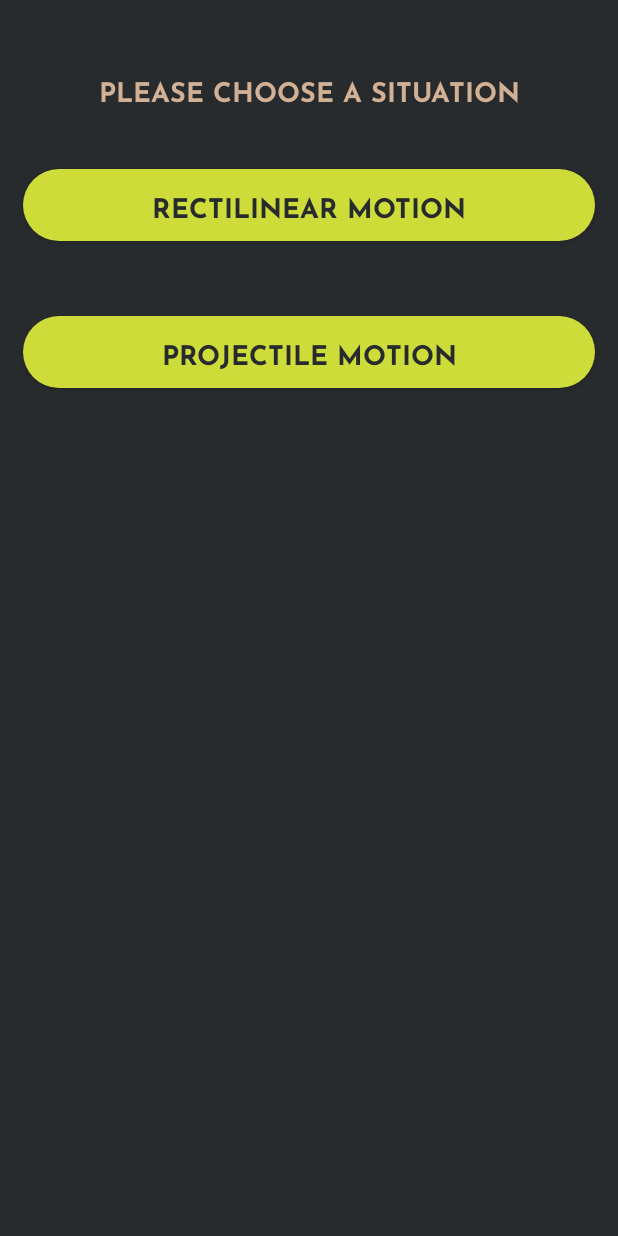
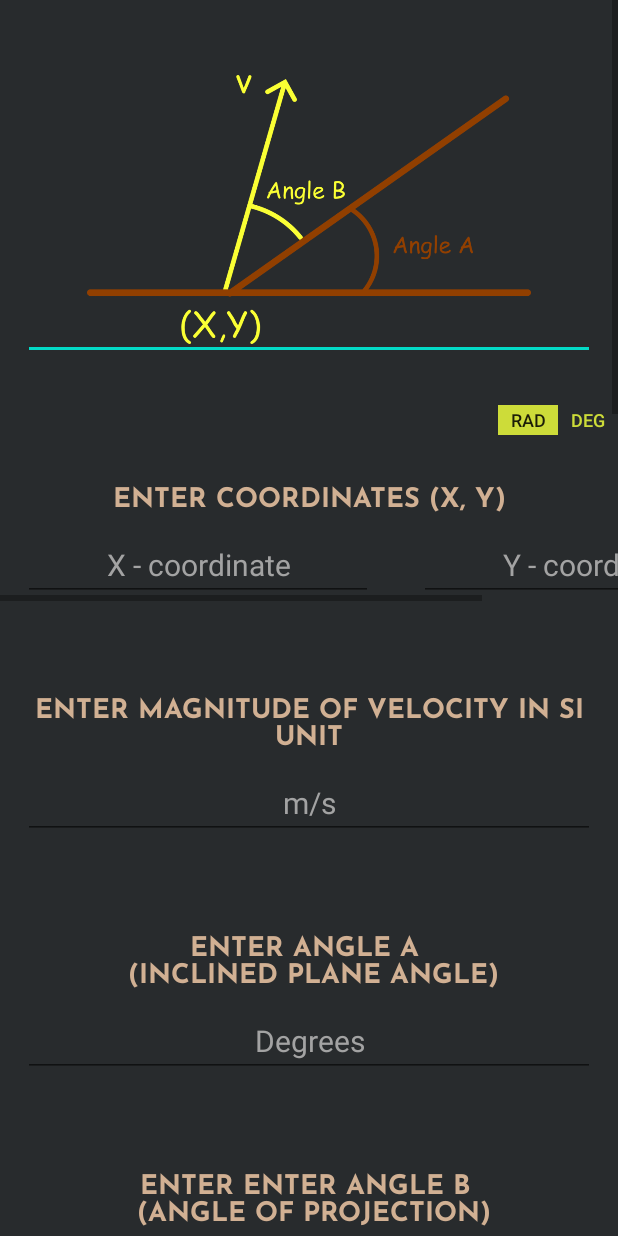
Before and after one commit to NoRancidIntentions/Physics-Mate, an Android app built with Jetpack Compose: the Kinematics screen opened directly, with no data from a screen before it, after a tap on "PROJECTILE MOTION", on a phone screen of 412 x 824 dp. Run offline under Robolectric (Android 15) with nearby library versions, the phone set to English and light mode, and no system bars; libraries missing offline, so code that uses them is left out: com.airbnb.paris, com.github.mikephil.charting, de.lab4inf.math, io.github.kexanie.library, org.matheclipse.core and 1 more; plain views replace LineChart; 4 statements that could not run were skipped.

Commit message:
KE projectile layout set

```diff
--- a/app/src/main/AndroidManifest.xml
+++ b/app/src/main/AndroidManifest.xml
@@ -19,7 +19,7 @@
             android:theme="@style/Theme.PhysicsMate"
             tools:targetApi="q">
         <activity
-                android:name=".KE_projectile"
+                android:name=".activities.physics.Kinematics$KE_projectile"
                 android:exported="false"/>
         <activity
                 android:name=".ObliqeCollisionMenu"
@@ -304,9 +304,6 @@
                 android:name=".activities.physics.Kinematics$KE1$KE1_1"
                 android:exported="true"/>
         <activity
-                android:name=".activities.physics.Kinematics$KE2"
-                android:exported="true"/>
-        <activity
                 android:name=".activities.physics.Kinematics$KE1"
                 android:exported="true"/>
         <activity
--- a/app/src/main/java/com/example/physicsmate/activities/physics/Kinematics.java
+++ b/app/src/main/java/com/example/physicsmate/activities/physics/Kinematics.java
@@ -7,6 +7,8 @@ import android.view.View;
 import android.widget.*;
 import androidx.appcompat.app.AppCompatActivity;
 import com.example.physicsmate.R;
+import com.example.physicsmate.ui.main.RadDegSwitchInitializer;
+import com.example.physicsmate.ui.main.custom_keyboard1_initializer;
 import com.github.mikephil.charting.charts.LineChart;
 import com.github.mikephil.charting.data.Entry;
 import org.jetbrains.annotations.NotNull;
@@ -662,13 +664,71 @@ public class Kinematics extends AppCompatActivity {
 
     public static class KE_projectile extends AppCompatActivity {
 
+        ScrollView sv;
+        custom_keyboard1_initializer customKeyboard;
+
+        @Override
+        public void onBackPressed() {
+            //if system back btn is pressed, and if keyboard is visible, hide it
+            if (customKeyboard.getVisibility() == View.VISIBLE) {
+                customKeyboard.setVisibility(View.GONE);
+                sv.setPadding(0,0,0,0);
+            } else {
+                super.onBackPressed();
+            }
+        }
+
         @Override
         protected void onCreate(Bundle savedInstanceState) {
             super.onCreate(savedInstanceState);
             setContentView(R.layout.activity_ke_projectile);
 
             EditText etX, etY, etMass, etGravity, etVelocityMagnitude, etInclinedPlaneAngle, etProjectionAngle,
-                    etDensity, etArea;
+                    etDensity, etArea, etDragCoefficient;
+
+            Button btnCalc, btnGetGraph;
+
+            LineChart lc;
+
+            customKeyboard = findViewById(R.id.custom_keyboard1_initializer_ke_projectile);
+            sv = findViewById(R.id.SV_ke_projectile);
+            RadDegSwitchInitializer radDegSwitch = findViewById(R.id.radDegSwitch_AirResistance);
+
+            TextView tvResult, tvAirResistanceInfo;
+
+            etX = findViewById(R.id.etX);
+            etY = findViewById(R.id.etY);
+            etMass = findViewById(R.id.etMass);
+            etGravity = findViewById(R.id.etGravity);
+            etVelocityMagnitude = findViewById(R.id.etVelocityMagnitude);
+            etInclinedPlaneAngle = findViewById(R.id.etInclinedPlaneAngle);
+            etProjectionAngle = findViewById(R.id.etProjectionAngle);
+            etDensity = findViewById(R.id.etDensity);
+            etArea = findViewById(R.id.etArea);
+            etDragCoefficient = findViewById(R.id.etDragCoefficient);
+
+            btnCalc = findViewById(R.id.btnCalc);
+            btnGetGraph = findViewById(R.id.btnGetGraphs);
+
+            lc = findViewById(R.id.lineChart2);
+
+            tvResult = findViewById(R.id.tvResult);
+            tvAirResistanceInfo = findViewById(R.id.tvAirResistanceInfo);
+
+            btnCalc.setEnabled(false);
+
+            View[] viewsToDissapear = {lc, tvResult};
+
+            tvResult.setVisibility(View.GONE);
+            btnGetGraph.setVisibility(View.GONE);
+
+            setupEditTextForCustomKeyboard(customKeyboard, sv, etX, etY, etMass, etGravity,
+                    etVelocityMagnitude, etInclinedPlaneAngle, etProjectionAngle, etDensity, etArea, etDragCoefficient);
+
+            setupEditTextChangeListener(viewsToDissapear, btnCalc, customKeyboard, etX, etY, etMass, etGravity, etVelocityMagnitude,
+                    etInclinedPlaneAngle, etProjectionAngle, etDensity, etArea, etDragCoefficient);
+
+
 
         }
     }
--- a/app/src/main/res/layout/activity_ke_projectile.xml
+++ b/app/src/main/res/layout/activity_ke_projectile.xml
@@ -1,10 +1,18 @@
 <?xml version="1.0" encoding="utf-8"?>
 
-<ScrollView
+<androidx.constraintlayout.widget.ConstraintLayout
         xmlns:tools="http://schemas.android.com/tools"
         xmlns:android="http://schemas.android.com/apk/res/android"
         android:layout_width="match_parent"
-        android:layout_height="match_parent">
+        android:layout_height="match_parent"
+        xmlns:app="http://schemas.android.com/apk/res-auto"
+        android:id="@+id/airResistanceConstraintView">
+    <ScrollView
+            android:layout_width="match_parent"
+            android:layout_height="match_parent" app:layout_constraintTop_toTopOf="parent"
+            app:layout_constraintEnd_toEndOf="parent" app:layout_constraintBottom_toBottomOf="parent"
+            app:layout_constraintStart_toStartOf="parent"
+            android:id="@+id/SV_ke_projectile">
 
         <LinearLayout
                 style="@style/custom_linearLayout"
@@ -17,6 +25,12 @@
                     android:src="@drawable/ke2"
                     style="@style/custom_imageview_fixedratio"
                     android:layout_marginTop="40dp"/>
+
+            <com.example.physicsmate.ui.main.RadDegSwitchInitializer
+                    android:layout_width="wrap_content"
+                    android:layout_height="wrap_content"
+                    android:id="@+id/radDegSwitch_AirResistance"
+                    android:layout_gravity="end"/>
 
             <TextView
                     android:text="Enter Coordinates (X, Y)"
@@ -93,8 +107,8 @@
                     android:layout_width="wrap_content"
                     android:layout_height="wrap_content"
                     android:text="Include air resistance"
-                style = "@style/custom_checkBox"
-                android:id="@+id/cbAirResistance" />
+                    style="@style/custom_checkBox"
+                    android:id="@+id/cbAirResistance"/>
 
 
             <TextView
@@ -129,15 +143,40 @@
                     style="@style/custom_integer_edittext"
                     android:hint="1.2"/>
 
+            <TextView
+                    android:text="Enter drag coefficient c"
+                    android:id="@+id/textView51"
+                    style="@style/custom_textView"/>
+
+            <EditText
+                    android:id="@+id/etDragCoefficient"
+                    style="@style/custom_integer_edittext"
+                    android:hint="0.47"/>
+
             <androidx.appcompat.widget.AppCompatButton
                     android:text="find the remaining values"
-                android:id="@+id/button15"
+                    android:id="@+id/btnCalc"
                     style="@style/custom_button_enabled"/>
+
+            <TextView
+                    android:text="See how we calculate air resistance"
+                    android:layout_width="wrap_content"
+                    android:layout_height="wrap_content"
+                    android:textSize="12sp"
+                    android:textColor="@color/blue_text_answer"
+                    android:clickable="true"
+                    android:id="@+id/tvAirResistanceInfo"
+            />
 
             <TextView
                     android:text="TextView"
                     android:id="@+id/tvResult"
                     style="@style/custom_textView"/>
+
+            <androidx.appcompat.widget.AppCompatButton
+                    android:text="Get Graphs"
+                    android:id="@+id/btnGetGraphs"
+                    style="@style/custom_button_enabled"/>
 
             <com.github.mikephil.charting.charts.LineChart
                     android:layout_width="match_parent"
@@ -150,3 +189,12 @@
 
         </LinearLayout>
     </ScrollView>
+
+    <com.example.physicsmate.ui.main.custom_keyboard1_initializer
+            android:layout_width="match_parent"
+            android:layout_height="wrap_content"
+            android:id="@+id/custom_keyboard1_initializer_ke_projectile"
+            app:layout_constraintBottom_toBottomOf="parent"
+            app:layout_constraintEnd_toEndOf="parent"
+            app:layout_constraintStart_toStartOf="parent"/>
+</androidx.constraintlayout.widget.ConstraintLayout>
```
Also changed, not shown: 1 other file. Lines whose indentation alone changed are shown as unchanged.
